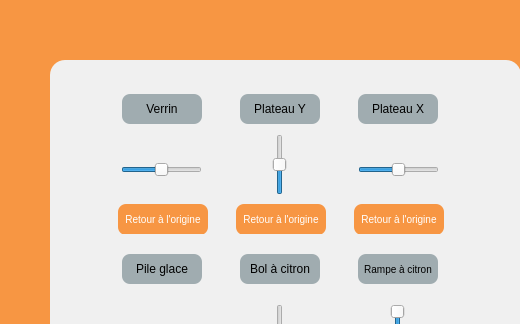
Qt form RaspberryPi/GUI/form.ui (Nico-GYW/cocktail_machine) before a commit; both pictures show x 0 to 520 and y 0 to 324 of the 799 by 480 pixel window.
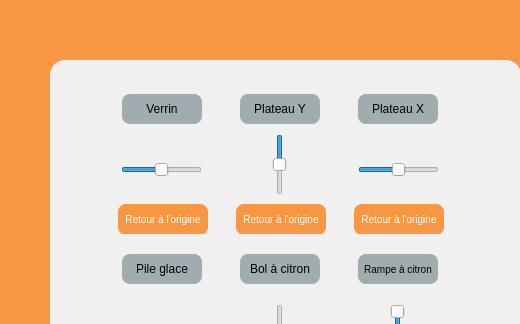
The same form after that commit. The open tabs and pages were chosen to show the change. Icons and pictures are not drawn. Custom widgets are drawn as their Qt base class.

The edit to the form file:
```diff
--- a/RaspberryPi/GUI/form.ui
+++ b/RaspberryPi/GUI/form.ui
@@ -3220,7 +3220,7 @@
              </widget>
             </item>
             <item row="0" column="3">
-             <widget class="DispenserControl" name="frame_10">
+             <widget class="QFrame" name="frame_10">
               <property name="frameShape">
                <enum>QFrame::StyledPanel</enum>
               </property>
@@ -3458,6 +3458,9 @@
                <property name="maximum">
                 <number>100</number>
                </property>
+               <property name="value">
+                <number>0</number>
+               </property>
                <property name="orientation">
                 <enum>Qt::Horizontal</enum>
                </property>
@@ -3762,15 +3765,30 @@
                  <height>61</height>
                 </rect>
                </property>
+               <property name="layoutDirection">
+                <enum>Qt::LeftToRight</enum>
+               </property>
                <property name="minimum">
                 <number>-100</number>
                </property>
                <property name="maximum">
                 <number>100</number>
                </property>
+               <property name="pageStep">
+                <number>0</number>
+               </property>
+               <property name="value">
+                <number>0</number>
+               </property>
                <property name="orientation">
                 <enum>Qt::Vertical</enum>
                </property>
+               <property name="invertedAppearance">
+                <bool>true</bool>
+               </property>
+               <property name="invertedControls">
+                <bool>false</bool>
+               </property>
               </widget>
               <widget class="QPushButton" name="yStepperButton">
                <property name="geometry">
@@ -6539,12 +6557,6 @@
    <header location="global">parameterPageWidgets</header>
    <container>1</container>
   </customwidget>
-  <customwidget>
-   <class>DispenserControl</class>
-   <extends>QFrame</extends>
-   <header location="global">parameterPageWidgets</header>
-   <container>1</container>
-  </customwidget>
   <customwidget>
    <class>BarmanPage</class>
    <extends>QWidget</extends>
```
